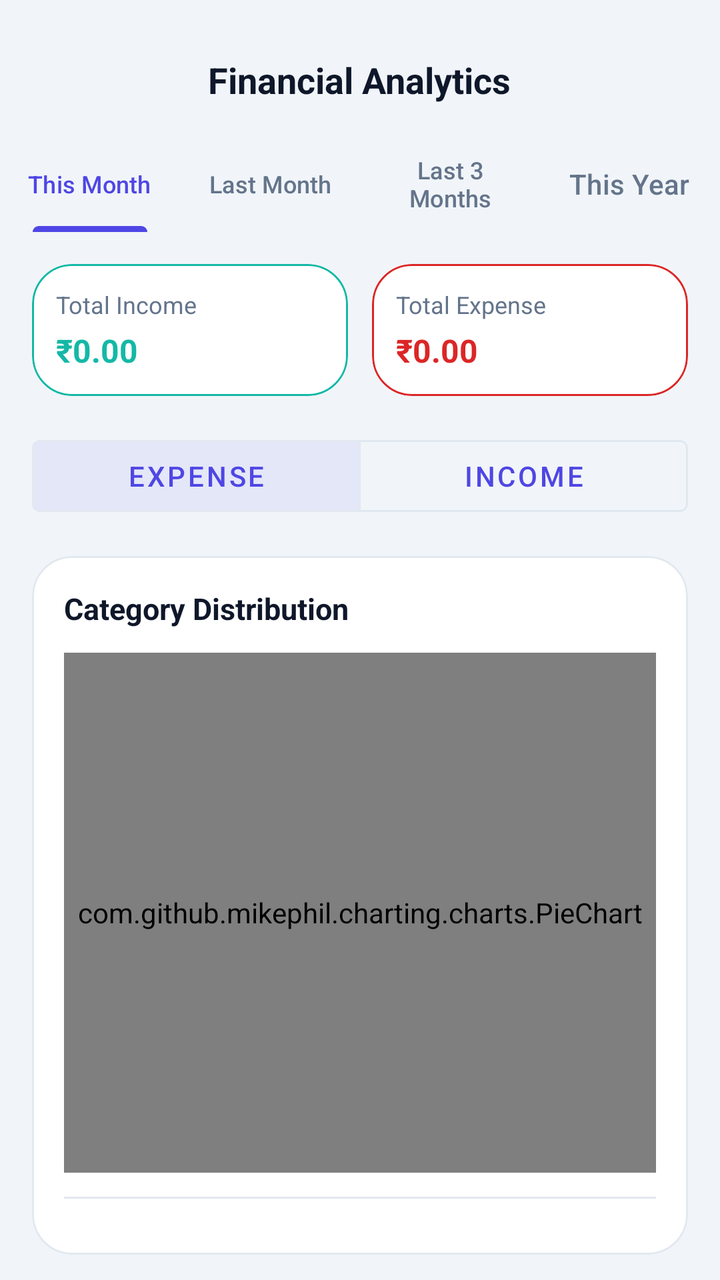
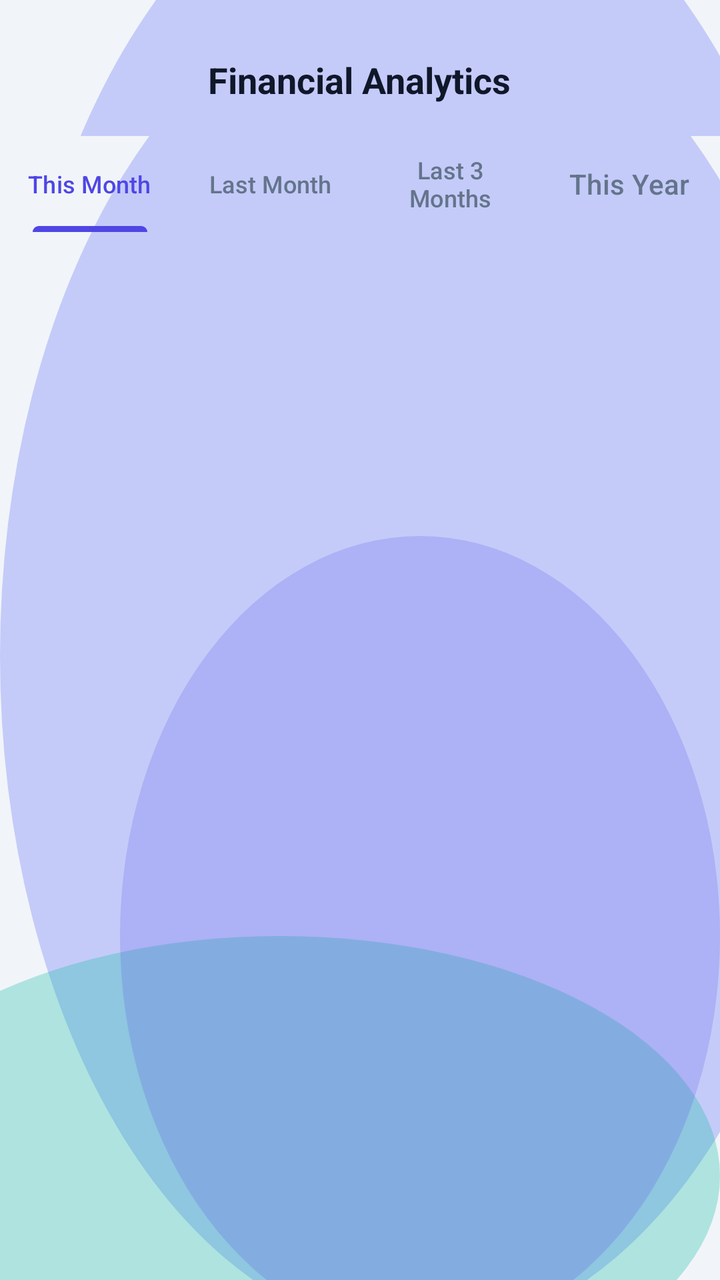

Screens rendered from an Android XML layout before and after an edit, with the pre-edit source and the edit as a unified diff.
<!-- AndroidManifest.xml: application theme Theme.MoneyLens -->
<!-- res/layout/fragment_analytics.xml -->
<?xml version="1.0" encoding="utf-8"?>
<androidx.constraintlayout.widget.ConstraintLayout xmlns:android="http://schemas.android.com/apk/res/android"
    xmlns:app="http://schemas.android.com/apk/res-auto"
    xmlns:tools="http://schemas.android.com/tools"
    android:layout_width="match_parent"
    android:layout_height="match_parent"
    android:background="@color/colorBackground">

    
    <RelativeLayout
        android:id="@+id/layoutAppBar"
        android:layout_width="match_parent"
        android:layout_height="56dp"
        android:layout_marginTop="12dp"
        android:paddingHorizontal="16dp"
        app:layout_constraintTop_toTopOf="parent">

        <TextView
            android:layout_width="wrap_content"
            android:layout_height="wrap_content"
            android:layout_centerInParent="true"
            android:text="@string/analytics_title"
            android:textColor="@color/colorTextPrimary"
            android:textSize="18sp"
            android:textStyle="bold" />
    </RelativeLayout>

    
    <com.google.android.material.tabs.TabLayout
        android:id="@+id/tabPeriod"
        android:layout_width="match_parent"
        android:layout_height="wrap_content"
        android:background="@color/colorBackground"
        app:tabMode="fixed"
        app:tabGravity="fill"
        app:tabIndicatorColor="@color/colorPrimary"
        app:tabSelectedTextColor="@color/colorPrimary"
        app:tabTextColor="@color/colorTextSecondary"
        app:layout_constraintTop_toBottomOf="@+id/layoutAppBar">

        <com.google.android.material.tabs.TabItem
            android:layout_width="wrap_content"
            android:layout_height="wrap_content"
            android:text="@string/period_this_month" />

        <com.google.android.material.tabs.TabItem
            android:layout_width="wrap_content"
            android:layout_height="wrap_content"
            android:text="@string/period_last_month" />

        <com.google.android.material.tabs.TabItem
            android:layout_width="wrap_content"
            android:layout_height="wrap_content"
            android:text="@string/period_last_3_months" />

        <com.google.android.material.tabs.TabItem
            android:layout_width="wrap_content"
            android:layout_height="wrap_content"
            android:text="@string/period_this_year" />
    </com.google.android.material.tabs.TabLayout>

    
    <androidx.core.widget.NestedScrollView
        android:layout_width="match_parent"
        android:layout_height="0dp"
        android:fillViewport="true"
        app:layout_constraintBottom_toBottomOf="parent"
        app:layout_constraintTop_toBottomOf="@+id/tabPeriod">

        <LinearLayout
            android:layout_width="match_parent"
            android:layout_height="wrap_content"
            android:orientation="vertical"
            android:padding="16dp">

            
            <LinearLayout
                android:layout_width="match_parent"
                android:layout_height="wrap_content"
                android:orientation="horizontal"
                android:layout_marginBottom="16dp">

                
                <com.google.android.material.card.MaterialCardView
                    style="@style/ClayCard"
                    android:layout_width="0dp"
                    android:layout_height="wrap_content"
                    android:layout_weight="1"
                    android:layout_marginEnd="6dp"
                    app:cardElevation="0dp"
                    app:strokeColor="@color/colorSecondary">

                    <LinearLayout
                        android:layout_width="match_parent"
                        android:layout_height="wrap_content"
                        android:orientation="vertical"
                        android:padding="12dp">

                        <TextView
                            android:layout_width="wrap_content"
                            android:layout_height="wrap_content"
                            android:text="@string/home_total_income"
                            android:textColor="@color/colorTextSecondary"
                            android:textSize="12sp" />

                        <TextView
                            android:id="@+id/txtKpiIncome"
                            android:layout_width="wrap_content"
                            android:layout_height="wrap_content"
                            android:layout_marginTop="4dp"
                            android:text="₹0.00"
                            android:textColor="@color/colorSecondary"
                            android:textSize="16sp"
                            android:textStyle="bold" />
                    </LinearLayout>
                </com.google.android.material.card.MaterialCardView>

                
                <com.google.android.material.card.MaterialCardView
                    style="@style/ClayCard"
                    android:layout_width="0dp"
                    android:layout_height="wrap_content"
                    android:layout_weight="1"
                    android:layout_marginStart="6dp"
                    app:cardElevation="0dp"
                    app:strokeColor="@color/colorDanger">

                    <LinearLayout
                        android:layout_width="match_parent"
                        android:layout_height="wrap_content"
                        android:orientation="vertical"
                        android:padding="12dp">

                        <TextView
                            android:layout_width="wrap_content"
                            android:layout_height="wrap_content"
                            android:text="@string/analytics_total_expense"
                            android:textColor="@color/colorTextSecondary"
                            android:textSize="12sp" />

                        <TextView
                            android:id="@+id/txtKpiExpense"
                            android:layout_width="wrap_content"
                            android:layout_height="wrap_content"
                            android:layout_marginTop="4dp"
                            android:text="₹0.00"
                            android:textColor="@color/colorDanger"
                            android:textSize="16sp"
                            android:textStyle="bold" />
                    </LinearLayout>
                </com.google.android.material.card.MaterialCardView>
            </LinearLayout>

            
            <com.google.android.material.button.MaterialButtonToggleGroup
                android:id="@+id/toggleTypeGroup"
                android:layout_width="match_parent"
                android:layout_height="wrap_content"
                android:layout_marginBottom="16dp"
                app:checkedButton="@id/btnToggleExpense"
                app:singleSelection="true">

                <com.google.android.material.button.MaterialButton
                    android:id="@+id/btnToggleExpense"
                    style="@style/Widget.MaterialComponents.Button.OutlinedButton"
                    android:layout_width="0dp"
                    android:layout_height="wrap_content"
                    android:layout_weight="1"
                    android:text="@string/expense"
                    android:textColor="@color/colorPrimary"
                    app:strokeColor="@color/colorCardBorder" />

                <com.google.android.material.button.MaterialButton
                    android:id="@+id/btnToggleIncome"
                    style="@style/Widget.MaterialComponents.Button.OutlinedButton"
                    android:layout_width="0dp"
                    android:layout_height="wrap_content"
                    android:layout_weight="1"
                    android:text="@string/income"
                    android:textColor="@color/colorPrimary"
                    app:strokeColor="@color/colorCardBorder" />
            </com.google.android.material.button.MaterialButtonToggleGroup>

            
            <com.google.android.material.card.MaterialCardView
                style="@style/ClayCard"
                android:layout_width="match_parent"
                android:layout_height="wrap_content"
                android:layout_marginBottom="16dp"
                app:cardElevation="0dp"
                app:strokeWidth="1dp">

                <LinearLayout
                    android:layout_width="match_parent"
                    android:layout_height="wrap_content"
                    android:orientation="vertical"
                    android:padding="16dp">

                    <TextView
                        android:layout_width="wrap_content"
                        android:layout_height="wrap_content"
                        android:text="@string/analytics_category_distribution"
                        android:textColor="@color/colorTextPrimary"
                        android:textSize="15sp"
                        android:textStyle="bold"
                        android:layout_marginBottom="12dp" />

                    <com.github.mikephil.charting.charts.PieChart
                        android:id="@+id/pieChart"
                        android:layout_width="match_parent"
                        android:layout_height="260dp" />

                    <TextView
                        android:id="@+id/txtEmptyPieChart"
                        android:layout_width="match_parent"
                        android:layout_height="260dp"
                        android:gravity="center"
                        android:text="@string/analytics_no_data"
                        android:textColor="@color/colorTextSecondary"
                        android:textSize="13sp"
                        android:visibility="gone" />

                    
                    <View
                        android:layout_width="match_parent"
                        android:layout_height="1dp"
                        android:background="@color/colorCardBorder"
                        android:layout_marginVertical="12dp" />

                    <androidx.recyclerview.widget.RecyclerView
                        android:id="@+id/rvCategoryBreakdown"
                        android:layout_width="match_parent"
                        android:layout_height="wrap_content"
                        android:nestedScrollingEnabled="false" />
                </LinearLayout>
            </com.google.android.material.card.MaterialCardView>

            
            <com.google.android.material.card.MaterialCardView
                style="@style/ClayCard"
                android:layout_width="match_parent"
                android:layout_height="wrap_content"
                android:layout_marginBottom="16dp"
                app:cardElevation="0dp"
                app:strokeWidth="1dp">

                <LinearLayout
                    android:layout_width="match_parent"
                    android:layout_height="wrap_content"
                    android:orientation="vertical"
                    android:padding="16dp">

                    <TextView
                        android:layout_width="wrap_content"
                        android:layout_height="wrap_content"
                        android:text="@string/analytics_monthly_comparison"
                        android:textColor="@color/colorTextPrimary"
                        android:textSize="15sp"
                        android:textStyle="bold"
                        android:layout_marginBottom="12dp" />

                    <com.github.mikephil.charting.charts.BarChart
                        android:id="@+id/barChart"
                        android:layout_width="match_parent"
                        android:layout_height="240dp" />
                </LinearLayout>
            </com.google.android.material.card.MaterialCardView>

            
            <com.google.android.material.card.MaterialCardView
                style="@style/ClayCard"
                android:layout_width="match_parent"
                android:layout_height="wrap_content"
                android:layout_marginBottom="16dp"
                app:cardElevation="0dp"
                app:strokeWidth="1dp">

                <LinearLayout
                    android:layout_width="match_parent"
                    android:layout_height="wrap_content"
                    android:orientation="vertical"
                    android:padding="16dp">

                    <TextView
                        android:layout_width="wrap_content"
                        android:layout_height="wrap_content"
                        android:text="@string/analytics_cash_flow"
                        android:textColor="@color/colorTextPrimary"
                        android:textSize="15sp"
                        android:textStyle="bold"
                        android:layout_marginBottom="12dp" />

                    <com.github.mikephil.charting.charts.LineChart
                        android:id="@+id/lineChart"
                        android:layout_width="match_parent"
                        android:layout_height="240dp" />
                </LinearLayout>
            </com.google.android.material.card.MaterialCardView>

            
            <com.google.android.material.card.MaterialCardView
                style="@style/ClayCard"
                android:layout_width="match_parent"
                android:layout_height="wrap_content"
                android:layout_marginBottom="24dp"
                app:cardElevation="0dp"
                app:strokeWidth="1dp">

                <LinearLayout
                    android:layout_width="match_parent"
                    android:layout_height="wrap_content"
                    android:orientation="vertical"
                    android:padding="16dp">

                    <TextView
                        android:layout_width="wrap_content"
                        android:layout_height="wrap_content"
                        android:text="@string/analytics_top5"
                        android:textColor="@color/colorTextPrimary"
                        android:textSize="15sp"
                        android:textStyle="bold"
                        android:layout_marginBottom="12dp" />

                    <androidx.recyclerview.widget.RecyclerView
                        android:id="@+id/rvTop5"
                        android:layout_width="match_parent"
                        android:layout_height="wrap_content"
                        android:nestedScrollingEnabled="false" />
                </LinearLayout>
            </com.google.android.material.card.MaterialCardView>

        </LinearLayout>
    </androidx.core.widget.NestedScrollView>

</androidx.constraintlayout.widget.ConstraintLayout>
<!-- resources referenced by this layout -->
<resources>
  <color name="colorBackground">#F1F5F9</color>
  <color name="colorCardBorder">#E2E8F0</color>
  <color name="colorDanger">#DC2626</color>
  <color name="colorPrimary">#4F46E5</color>
  <color name="colorSecondary">#14B8A6</color>
  <color name="colorTextPrimary">#0F172A</color>
  <color name="colorTextSecondary">#64748B</color>
  <string name="analytics_cash_flow">Cash Flow Trend Over Time</string>
  <string name="analytics_category_distribution">Category Distribution</string>
  <string name="analytics_no_data">No transaction data available for selected period.</string>
  <string name="analytics_title">Financial Analytics</string>
  <string name="analytics_top5">Top 5 Spending Categories</string>
  <string name="analytics_total_expense">Total Expense</string>
  <string name="expense">Expense</string>
  <string name="home_total_income">Total Income</string>
  <string name="income">Income</string>
  <string name="period_last_3_months">Last 3 Months</string>
  <string name="period_last_month">Last Month</string>
  <string name="period_this_month">This Month</string>
  <string name="period_this_year">This Year</string>
  <style name="ClayCard" parent="Widget.Material3.CardView.Elevated">
          <item name="cardCornerRadius">@dimen/clay_card_radius</item>
          <item name="cardElevation">10dp</item>
          <item name="android:stateListAnimator">@null</item>
          <item name="strokeColor">@color/colorCardBorder</item>
          <item name="strokeWidth">1dp</item>
          <item name="cardBackgroundColor">@color/colorSurface</item>
          <item name="android:outlineSpotShadowColor" tools:targetApi="p">@color/colorPrimary</item>
          <item name="android:outlineAmbientShadowColor" tools:targetApi="p">@color/colorPrimary</item>
      </style>
  <dimen name="clay_card_radius">20dp</dimen>
  <color name="colorSurface">#FFFFFF</color>
  <style name="Base.Theme.MoneyLens" parent="Theme.Material3.Light.NoActionBar">
          
          <item name="colorPrimary">@color/colorPrimary</item>
          <item name="colorOnPrimary">@color/colorOnPrimary</item>
          <item name="colorSecondary">@color/colorSecondary</item>
          <item name="colorError">@color/colorDanger</item>
          <item name="android:windowBackground">@color/colorBackground</item>
          <item name="colorSurface">@color/colorSurface</item>
          <item name="android:colorBackground">@color/colorBackground</item>
          <item name="colorOnSurface">@color/colorTextPrimary</item>
  
          
          <item name="android:statusBarColor">@color/colorBackground</item>
          <item name="android:windowLightStatusBar" tools:targetApi="m">true</item>
          <item name="android:navigationBarColor">@color/colorBackground</item>
      </style>
  <color name="colorOnPrimary">#FFFFFF</color>
  <!-- unchanged entries left out for length: 2 -->
</resources>

<!-- the commit's change to res/layout/fragment_analytics.xml (unified diff, before → after) -->
@@ -4,7 +4,7 @@
     xmlns:tools="http://schemas.android.com/tools"
     android:layout_width="match_parent"
     android:layout_height="match_parent"
-    android:background="@color/colorBackground">
+    android:background="@drawable/bg_mesh_gradient">
 
     
     <RelativeLayout
@@ -30,7 +30,7 @@
         android:id="@+id/tabPeriod"
         android:layout_width="match_parent"
         android:layout_height="wrap_content"
-        android:background="@color/colorBackground"
+        android:background="@drawable/bg_mesh_gradient"
         app:tabMode="fixed"
         app:tabGravity="fill"
         app:tabIndicatorColor="@color/colorPrimary"
<!-- resource entries referenced after the edit -->
@@ -1,12 +1,46 @@
 <!-- resources referenced by this layout -->
 <resources>
   <color name="colorBackground">#F1F5F9</color>
+  <color name="glassMeshOrb1">#66818CF8</color>
+  <color name="glassMeshOrb2">#4D14B8A6</color>
+  <color name="glassMeshOrb3">#334F46E5</color>
   <color name="colorCardBorder">#E2E8F0</color>
   <color name="colorDanger">#DC2626</color>
   <color name="colorPrimary">#4F46E5</color>
   <color name="colorSecondary">#14B8A6</color>
   <color name="colorTextPrimary">#0F172A</color>
   <color name="colorTextSecondary">#64748B</color>
+  <!-- drawable bg_mesh_gradient (drawable) -->
+  <?xml version="1.0" encoding="utf-8"?>
+  <layer-list xmlns:android="http://schemas.android.com/apk/res/android">
+      
+      <item>
+          <shape android:shape="rectangle">
+              <solid android:color="@color/colorBackground" />
+          </shape>
+      </item>
+      
+      <item android:top="-80dp" android:right="-60dp">
+          <shape android:shape="oval">
+              <solid android:color="@color/glassMeshOrb1" />
+              <size android:width="280dp" android:height="280dp" />
+          </shape>
+      </item>
+      
+      <item android:bottom="-40dp" android:left="-80dp" android:top="400dp">
+          <shape android:shape="oval">
+              <solid android:color="@color/glassMeshOrb2" />
+              <size android:width="240dp" android:height="240dp" />
+          </shape>
+      </item>
+      
+      <item android:top="200dp" android:left="60dp">
+          <shape android:shape="oval">
+              <solid android:color="@color/glassMeshOrb3" />
+              <size android:width="200dp" android:height="200dp" />
+          </shape>
+      </item>
+  </layer-list>
   <string name="analytics_cash_flow">Cash Flow Trend Over Time</string>
   <string name="analytics_category_distribution">Category Distribution</string>
   <string name="analytics_no_data">No transaction data available for selected period.</string>
@@ -22,18 +56,17 @@
   <string name="period_this_year">This Year</string>
   <style name="ClayCard" parent="Widget.Material3.CardView.Elevated">
           <item name="cardCornerRadius">@dimen/clay_card_radius</item>
-          <item name="cardElevation">10dp</item>
+          <item name="cardElevation">2dp</item>
           <item name="android:stateListAnimator">@null</item>
-          <item name="strokeColor">@color/colorCardBorder</item>
+          <item name="strokeColor">@color/glassCardBorder</item>
           <item name="strokeWidth">1dp</item>
-          <item name="cardBackgroundColor">@color/colorSurface</item>
-          <item name="android:outlineSpotShadowColor" tools:targetApi="p">@color/colorPrimary</item>
-          <item name="android:outlineAmbientShadowColor" tools:targetApi="p">@color/colorPrimary</item>
+          <item name="cardBackgroundColor">@color/glassCardBg</item>
       </style>
   <dimen name="clay_card_radius">20dp</dimen>
+  <color name="glassCardBorder">#B3FFFFFF</color>
+  <color name="glassCardBg">#8CFFFFFF</color>
   <color name="colorSurface">#FFFFFF</color>
   <style name="Base.Theme.MoneyLens" parent="Theme.Material3.Light.NoActionBar">
-          
           <item name="colorPrimary">@color/colorPrimary</item>
           <item name="colorOnPrimary">@color/colorOnPrimary</item>
           <item name="colorSecondary">@color/colorSecondary</item>
@@ -44,9 +77,10 @@
           <item name="colorOnSurface">@color/colorTextPrimary</item>
   
           
-          <item name="android:statusBarColor">@color/colorBackground</item>
+          <item name="android:statusBarColor">@android:color/transparent</item>
           <item name="android:windowLightStatusBar" tools:targetApi="m">true</item>
-          <item name="android:navigationBarColor">@color/colorBackground</item>
+          <item name="android:navigationBarColor">@android:color/transparent</item>
+          <item name="android:windowDrawsSystemBarBackgrounds">true</item>
       </style>
   <color name="colorOnPrimary">#FFFFFF</color>
   <!-- unchanged entries left out for length: 2 -->
